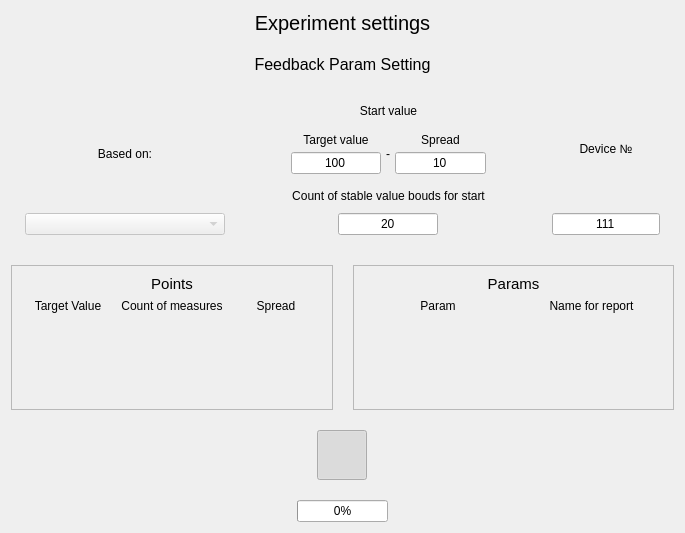
This is Experiments/experiment_settings.ui in SundaySW/PumpBenchController as Qt 5 draws it before an edit. The edited form follows.
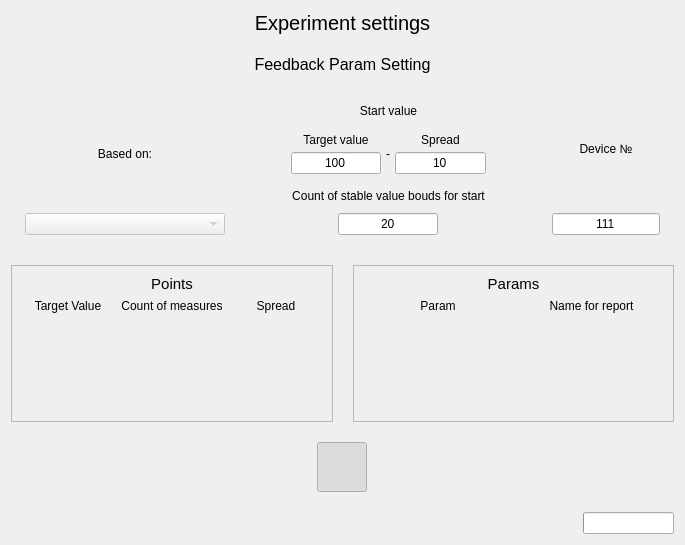
This is the edited form. Icons and pictures are not drawn.

```diff
--- a/Experiments/experiment_settings.ui
+++ b/Experiments/experiment_settings.ui
@@ -7,7 +7,7 @@
     <x>0</x>
     <y>0</y>
     <width>685</width>
-    <height>533</height>
+    <height>545</height>
    </rect>
   </property>
   <property name="windowTitle">
@@ -360,7 +360,7 @@
           <x>0</x>
           <y>0</y>
           <width>328</width>
-          <height>152</height>
+          <height>164</height>
          </rect>
         </property>
         <layout class="QVBoxLayout" name="verticalLayout_2">
@@ -490,7 +490,7 @@
           <x>0</x>
           <y>0</y>
           <width>327</width>
-          <height>152</height>
+          <height>164</height>
          </rect>
         </property>
         <layout class="QVBoxLayout" name="verticalLayout_4">
@@ -666,6 +666,13 @@
      </item>
      <item>
       <layout class="QHBoxLayout" name="horizontalLayout_3">
+       <item>
+        <widget class="QLabel" name="point_name_label">
+         <property name="text">
+          <string/>
+         </property>
+        </widget>
+       </item>
        <item>
         <widget class="QProgressBar" name="progressBar">
          <property name="sizePolicy">
@@ -677,6 +684,9 @@
          <property name="value">
           <number>0</number>
          </property>
+         <property name="textVisible">
+          <bool>false</bool>
+         </property>
         </widget>
        </item>
       </layout>
```
Left out of the diff: 4 changed lines with no effect on the pictures.
